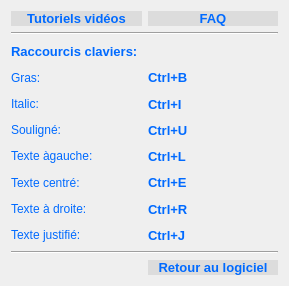
Qt form PhotosConsigne/ui/Help.ui (FlorianLance/PhotosConsigne) before a commit.
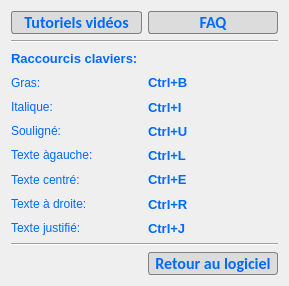
The same form after that commit.

Patch:
```diff
--- a/PhotosConsigne/ui/Help.ui
+++ b/PhotosConsigne/ui/Help.ui
@@ -52,12 +52,11 @@
       <string notr="true">
 
 QPushButton {
-  
+    font: bold 12pt Calibri;  
+    border: 1px solid gray;
+    border-radius: 3px;
 	color : rgb(0,106,255);
-	border-style: outset;
-	font-style: normal;
-	font-size: 10pt;
-	font-weight: bold;
+
     background-color:  rgb(220,220,220);
 
  }
@@ -136,12 +135,11 @@
       <string notr="true">
 
 QPushButton {
-  
+    font: bold 12pt Calibri;  
+    border: 1px solid gray;
+    border-radius: 3px;
 	color : rgb(0,106,255);
-	border-style: outset;
-	font-style: normal;
-	font-size: 10pt;
-	font-weight: bold;
+
     background-color:  rgb(220,220,220);
 
  }
@@ -172,12 +170,11 @@
       <string notr="true">
 
 QPushButton {
-  
+    font: bold 12pt Calibri;  
+    border: 1px solid gray;
+    border-radius: 3px;
 	color : rgb(0,106,255);
-	border-style: outset;
-	font-style: normal;
-	font-size: 10pt;
-	font-weight: bold;
+
     background-color:  rgb(220,220,220);
 
  }
@@ -218,7 +215,7 @@
       <string notr="true">color : rgb(0,106,255);</string>
      </property>
      <property name="text">
-      <string>Italic: </string>
+      <string>Italique:</string>
      </property>
     </widget>
    </item>
```
